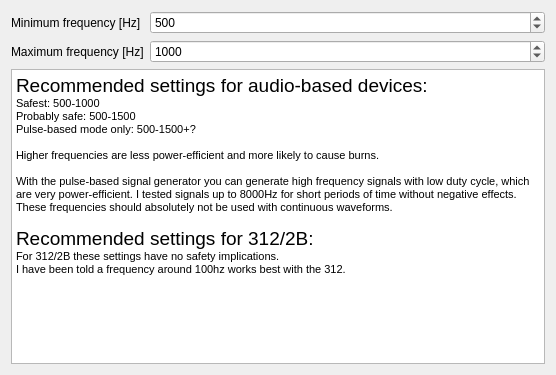
Old version of the form designer/device_wizard/safety_limits.ui in the repository diglet48/restim.
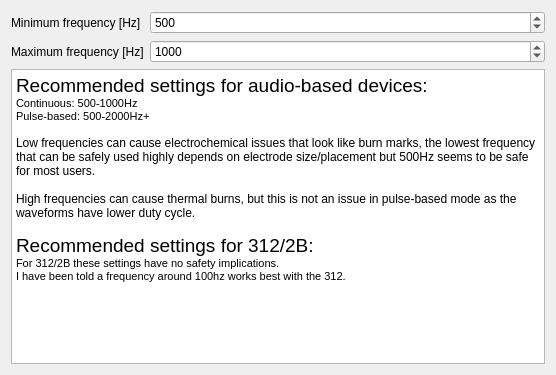
New version of the form.

Commit message: Tweak the safety limits text

Patch:
```diff
--- a/designer/device_wizard/safety_limits.ui
+++ b/designer/device_wizard/safety_limits.ui
@@ -42,14 +42,13 @@
 li.checked::marker { content: &quot;\2612&quot;; }
 &lt;/style&gt;&lt;/head&gt;&lt;body style=&quot; font-family:'Segoe UI'; font-size:9pt; font-weight:400; font-style:normal;&quot;&gt;
 &lt;p style=&quot; margin-top:0px; margin-bottom:0px; margin-left:0px; margin-right:0px; -qt-block-indent:0; text-indent:0px;&quot;&gt;&lt;span style=&quot; font-family:'MS Shell Dlg 2'; font-size:14pt;&quot;&gt;Recommended settings for audio-based devices:&lt;/span&gt;&lt;/p&gt;
-&lt;p style=&quot; margin-top:0px; margin-bottom:0px; margin-left:0px; margin-right:0px; -qt-block-indent:0; text-indent:0px;&quot;&gt;&lt;span style=&quot; font-family:'MS Shell Dlg 2'; font-size:8pt;&quot;&gt;Safest: 500-1000&lt;/span&gt;&lt;/p&gt;
-&lt;p style=&quot; margin-top:0px; margin-bottom:0px; margin-left:0px; margin-right:0px; -qt-block-indent:0; text-indent:0px;&quot;&gt;&lt;span style=&quot; font-family:'MS Shell Dlg 2'; font-size:8pt;&quot;&gt;Probably safe: 500-1500&lt;/span&gt;&lt;/p&gt;
-&lt;p style=&quot; margin-top:0px; margin-bottom:0px; margin-left:0px; margin-right:0px; -qt-block-indent:0; text-indent:0px;&quot;&gt;&lt;span style=&quot; font-family:'MS Shell Dlg 2'; font-size:8.25pt;&quot;&gt;Pulse-based mode only: 500-1500+?&lt;/span&gt;&lt;/p&gt;
+&lt;p style=&quot; margin-top:0px; margin-bottom:0px; margin-left:0px; margin-right:0px; -qt-block-indent:0; text-indent:0px;&quot;&gt;&lt;span style=&quot; font-family:'MS Shell Dlg 2'; font-size:8pt;&quot;&gt;Continuous: 500-1000Hz&lt;/span&gt;&lt;/p&gt;
+&lt;p style=&quot; margin-top:0px; margin-bottom:0px; margin-left:0px; margin-right:0px; -qt-block-indent:0; text-indent:0px;&quot;&gt;&lt;span style=&quot; font-family:'MS Shell Dlg 2'; font-size:8pt;&quot;&gt;Pulse-based: 500-2000Hz+&lt;/span&gt;&lt;/p&gt;
 &lt;p style=&quot;-qt-paragraph-type:empty; margin-top:0px; margin-bottom:0px; margin-left:0px; margin-right:0px; -qt-block-indent:0; text-indent:0px; font-family:'MS Shell Dlg 2'; font-size:8pt;&quot;&gt;&lt;br /&gt;&lt;/p&gt;
-&lt;p style=&quot; margin-top:0px; margin-bottom:0px; margin-left:0px; margin-right:0px; -qt-block-indent:0; text-indent:0px;&quot;&gt;&lt;span style=&quot; font-family:'MS Shell Dlg 2'; font-size:8pt;&quot;&gt;Higher frequencies are less power-efficient and more likely to cause burns. &lt;/span&gt;&lt;/p&gt;
-&lt;p style=&quot;-qt-paragraph-type:empty; margin-top:0px; margin-bottom:0px; margin-left:0px; margin-right:0px; -qt-block-indent:0; text-indent:0px; font-family:'MS Shell Dlg 2'; font-size:8pt;&quot;&gt;&lt;br /&gt;&lt;/p&gt;
-&lt;p style=&quot; margin-top:0px; margin-bottom:0px; margin-left:0px; margin-right:0px; -qt-block-indent:0; text-indent:0px;&quot;&gt;&lt;span style=&quot; font-family:'MS Shell Dlg 2'; font-size:8pt;&quot;&gt;With the pulse-based signal generator you can generate high frequency signals with low duty cycle, which are very power-efficient. I tested signals up to 8000Hz for short periods of time without negative effects. These frequencies should absolutely not be used with continuous waveforms.&lt;/span&gt;&lt;/p&gt;
-&lt;p style=&quot;-qt-paragraph-type:empty; margin-top:0px; margin-bottom:0px; margin-left:0px; margin-right:0px; -qt-block-indent:0; text-indent:0px; font-family:'MS Shell Dlg 2'; font-size:8pt;&quot;&gt;&lt;br /&gt;&lt;/p&gt;
+&lt;p style=&quot; margin-top:0px; margin-bottom:0px; margin-left:0px; margin-right:0px; -qt-block-indent:0; text-indent:0px;&quot;&gt;Low frequencies can cause electrochemical issues that look like burn marks, the lowest frequency that can be safely used highly depends on electrode size/placement but 500Hz seems to be safe for most users.&lt;/p&gt;
+&lt;p style=&quot;-qt-paragraph-type:empty; margin-top:0px; margin-bottom:0px; margin-left:0px; margin-right:0px; -qt-block-indent:0; text-indent:0px;&quot;&gt;&lt;br /&gt;&lt;/p&gt;
+&lt;p style=&quot; margin-top:0px; margin-bottom:0px; margin-left:0px; margin-right:0px; -qt-block-indent:0; text-indent:0px;&quot;&gt;High frequencies can cause thermal burns, but this is not an issue in pulse-based mode as the waveforms have lower duty cycle.&lt;/p&gt;
+&lt;p style=&quot;-qt-paragraph-type:empty; margin-top:0px; margin-bottom:0px; margin-left:0px; margin-right:0px; -qt-block-indent:0; text-indent:0px;&quot;&gt;&lt;br /&gt;&lt;/p&gt;
 &lt;p style=&quot; margin-top:0px; margin-bottom:0px; margin-left:0px; margin-right:0px; -qt-block-indent:0; text-indent:0px;&quot;&gt;&lt;span style=&quot; font-family:'MS Shell Dlg 2'; font-size:14pt;&quot;&gt;Recommended settings for 312/2B:&lt;/span&gt;&lt;/p&gt;
 &lt;p style=&quot; margin-top:0px; margin-bottom:0px; margin-left:0px; margin-right:0px; -qt-block-indent:0; text-indent:0px;&quot;&gt;&lt;span style=&quot; font-family:'MS Shell Dlg 2'; font-size:8pt;&quot;&gt;For 312/2B these settings have no safety implications.&lt;/span&gt;&lt;/p&gt;
 &lt;p style=&quot; margin-top:0px; margin-bottom:0px; margin-left:0px; margin-right:0px; -qt-block-indent:0; text-indent:0px;&quot;&gt;&lt;span style=&quot; font-family:'MS Shell Dlg 2'; font-size:8pt;&quot;&gt;I have been told a frequency around 100hz works best with the 312.&lt;/span&gt;&lt;/p&gt;
```
The commit also changes 1 other file.
